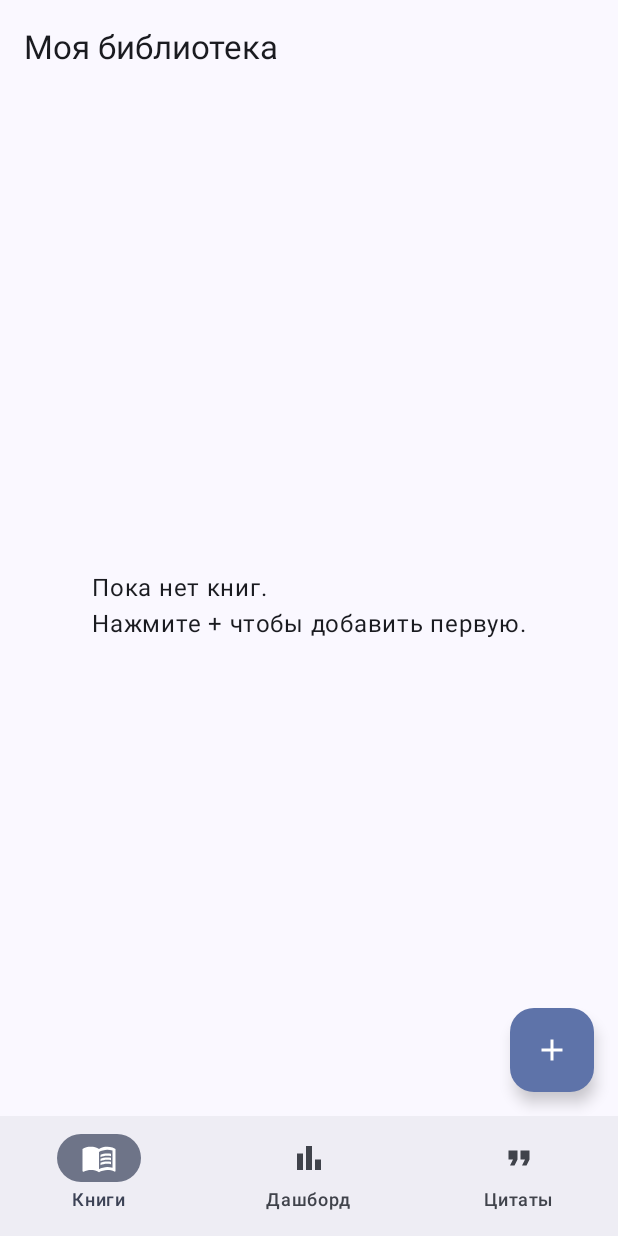
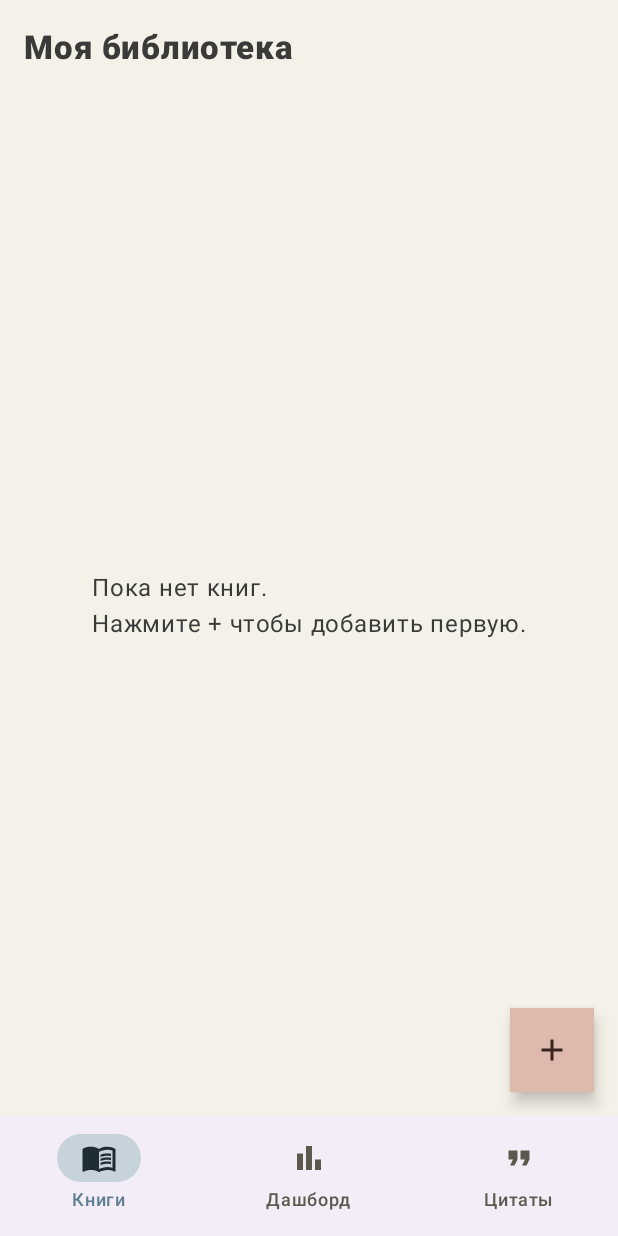
Before and after one commit to crucian1812-a11y/ar, an Android app built with Jetpack Compose: the screen it shows after launch (MainActivity), on a phone screen of 412 x 824 dp. Run offline under Robolectric (Android 15) with nearby library versions, the phone set to English and light mode, and no system bars; our stand-ins replace Room's generated code; libraries missing offline, so code that uses them is left out: com.googlecode.tesseract; pictures from the network do not load.

Commit message:
Apply calm suprematist visual style
- New earthy palette (terracotta/dusty blue/ochre/charcoal on cream) for
  light and dark schemes; disable dynamic color so it stays consistent
- Sharp, blocky corners app-wide via Shapes(0dp); square covers, chips,
  progress bars and chart columns
- Bolder, slightly tracked headline typography
- Recolor launcher icon to match

Co-Authored-By: Claude Opus 4.8 <noreply@anthropic.com>
Claude-Session: https://claude.ai/code/session_01Ybzc4D61QXnypTQH2Ro8uP

```diff
--- a/booktracker/app/src/main/java/com/example/booktracker/ui/components/Components.kt
+++ b/booktracker/app/src/main/java/com/example/booktracker/ui/components/Components.kt
@@ -72,7 +72,6 @@ fun BarChart(
                         .padding(top = 2.dp)
                         .fillMaxWidth()
                         .height((4 + 96 * fraction).dp)
-                        .clip(RoundedCornerShape(topStart = 4.dp, topEnd = 4.dp))
                         .background(if (value > 0) barColor else barColor.copy(alpha = 0.18f))
                 )
                 Spacer(Modifier.height(4.dp))
@@ -112,15 +111,13 @@ fun RatingStars(
 fun ProgressBarLine(progress: Float, modifier: Modifier = Modifier) {
     Box(
         modifier
-            .clip(RoundedCornerShape(50))
             .background(MaterialTheme.colorScheme.surfaceVariant)
-            .height(8.dp)
+            .height(10.dp)
     ) {
         Box(
             Modifier
                 .fillMaxWidth(progress.coerceIn(0f, 1f))
-                .height(8.dp)
-                .clip(RoundedCornerShape(50))
+                .height(10.dp)
                 .background(MaterialTheme.colorScheme.primary)
         )
     }
--- a/booktracker/app/src/main/java/com/example/booktracker/ui/screens/AddEditBookScreen.kt
+++ b/booktracker/app/src/main/java/com/example/booktracker/ui/screens/AddEditBookScreen.kt
@@ -42,6 +42,7 @@ import androidx.compose.runtime.setValue
 import androidx.compose.ui.Alignment
 import androidx.compose.ui.Modifier
 import androidx.compose.ui.draw.clip
+import androidx.compose.ui.graphics.RectangleShape
 import androidx.compose.ui.platform.LocalContext
 import androidx.compose.ui.text.input.KeyboardType
 import androidx.compose.ui.unit.dp
@@ -137,7 +138,7 @@ fun AddEditBookScreen(
                             AsyncImage(
                                 model = File(coverPath!!),
                                 contentDescription = "Обложка",
-                                modifier = Modifier.size(90.dp, 130.dp).clip(RoundedCornerShape(6.dp))
+                                modifier = Modifier.size(90.dp, 130.dp).clip(RectangleShape)
                             )
                         } else {
                             Column(horizontalAlignment = Alignment.CenterHorizontally) {
--- a/booktracker/app/src/main/java/com/example/booktracker/ui/screens/LibraryScreen.kt
+++ b/booktracker/app/src/main/java/com/example/booktracker/ui/screens/LibraryScreen.kt
@@ -31,6 +31,7 @@ import androidx.compose.runtime.getValue
 import androidx.compose.ui.Alignment
 import androidx.compose.ui.Modifier
 import androidx.compose.ui.draw.clip
+import androidx.compose.ui.graphics.RectangleShape
 import androidx.compose.ui.text.font.FontWeight
 import androidx.compose.ui.text.style.TextOverflow
 import androidx.compose.ui.unit.dp
@@ -136,9 +137,8 @@ fun StatusChip(book: Book) {
     val color = MaterialTheme.colorScheme.secondaryContainer
     Box(
         Modifier
-            .clip(RoundedCornerShape(50))
             .background(color)
-            .padding(horizontal = 10.dp, vertical = 3.dp)
+            .padding(horizontal = 10.dp, vertical = 4.dp)
     ) {
         Text(book.status.label, fontSize = 11.sp, color = MaterialTheme.colorScheme.onSecondaryContainer)
     }
@@ -146,7 +146,7 @@ fun StatusChip(book: Book) {
 
 @Composable
 fun BookCover(book: Book, width: Int, height: Int) {
-    val shape = RoundedCornerShape(6.dp)
+    val shape = RectangleShape
     if (book.coverPath != null) {
         AsyncImage(
             model = File(book.coverPath),
--- a/booktracker/app/src/main/java/com/example/booktracker/ui/screens/QuotesScreen.kt
+++ b/booktracker/app/src/main/java/com/example/booktracker/ui/screens/QuotesScreen.kt
@@ -29,6 +29,7 @@ import androidx.compose.runtime.getValue
 import androidx.compose.ui.Alignment
 import androidx.compose.ui.Modifier
 import androidx.compose.ui.draw.clip
+import androidx.compose.ui.graphics.RectangleShape
 import androidx.compose.ui.text.font.FontStyle
 import androidx.compose.ui.unit.dp
 import androidx.lifecycle.compose.collectAsStateWithLifecycle
@@ -84,7 +85,7 @@ fun QuoteCard(
                 AsyncImage(
                     model = File(quote.photoPath),
                     contentDescription = null,
-                    modifier = Modifier.size(56.dp).clip(RoundedCornerShape(6.dp))
+                    modifier = Modifier.size(56.dp).clip(RectangleShape)
                 )
                 Spacer(Modifier.width(12.dp))
             }
--- a/booktracker/app/src/main/java/com/example/booktracker/ui/theme/Theme.kt
+++ b/booktracker/app/src/main/java/com/example/booktracker/ui/theme/Theme.kt
@@ -1,62 +1,124 @@
 package com.example.booktracker.ui.theme
 
 import android.app.Activity
-import android.os.Build
 import androidx.compose.foundation.isSystemInDarkTheme
+import androidx.compose.foundation.shape.RoundedCornerShape
 import androidx.compose.material3.MaterialTheme
+import androidx.compose.material3.Shapes
 import androidx.compose.material3.Typography
 import androidx.compose.material3.darkColorScheme
-import androidx.compose.material3.dynamicDarkColorScheme
-import androidx.compose.material3.dynamicLightColorScheme
 import androidx.compose.material3.lightColorScheme
 import androidx.compose.runtime.Composable
 import androidx.compose.runtime.SideEffect
 import androidx.compose.ui.graphics.Color
 import androidx.compose.ui.graphics.toArgb
-import androidx.compose.ui.platform.LocalContext
 import androidx.compose.ui.platform.LocalView
+import androidx.compose.ui.text.font.FontWeight
+import androidx.compose.ui.unit.dp
+import androidx.compose.ui.unit.sp
 import androidx.core.view.WindowCompat
 
-private val Purple = Color(0xFF6750A4)
-private val PurpleLight = Color(0xFFEADDFF)
-private val Teal = Color(0xFF006A6A)
+// --- Calm Suprematist palette ---
+private val Terracotta = Color(0xFFB07566)
+private val DustyBlue = Color(0xFF5E7E92)
+private val Ochre = Color(0xFFCBA85C)
+private val Charcoal = Color(0xFF3A3A38)
+private val Cream = Color(0xFFF4F1E8)
+private val SandVariant = Color(0xFFE4DFD3)
 
 private val LightColors = lightColorScheme(
-    primary = Purple,
-    secondary = Teal,
-    primaryContainer = PurpleLight
+    primary = Terracotta,
+    onPrimary = Color(0xFFFFFFFF),
+    primaryContainer = Color(0xFFDDB9AE),
+    onPrimaryContainer = Color(0xFF3A241D),
+
+    secondary = DustyBlue,
+    onSecondary = Color(0xFFFFFFFF),
+    secondaryContainer = Color(0xFFC6D3DB),
+    onSecondaryContainer = Color(0xFF1E2C34),
+
+    tertiary = Ochre,
+    onTertiary = Charcoal,
+    tertiaryContainer = Color(0xFFE7D6AB),
+    onTertiaryContainer = Color(0xFF3A3320),
+
+    background = Cream,
+    onBackground = Charcoal,
+    surface = Cream,
+    onSurface = Charcoal,
+    surfaceVariant = SandVariant,
+    onSurfaceVariant = Color(0xFF5C584E),
+    outline = Color(0xFF8A8578),
+
+    error = Color(0xFF9C4A3C),
+    onError = Color(0xFFFFFFFF)
 )
 
 private val DarkColors = darkColorScheme(
-    primary = Color(0xFFD0BCFF),
-    secondary = Color(0xFF4DD8D8),
-    primaryContainer = Color(0xFF4F378B)
+    primary = Color(0xFFC98B7C),
+    onPrimary = Color(0xFF2A1A14),
+    primaryContainer = Color(0xFF6E4A3F),
+    onPrimaryContainer = Color(0xFFEFD7CF),
+
+    secondary = Color(0xFF8FAAB9),
+    onSecondary = Color(0xFF14242C),
+    secondaryContainer = Color(0xFF3E5563),
+    onSecondaryContainer = Color(0xFFD4E2EA),
+
+    tertiary = Color(0xFFD9BC76),
+    onTertiary = Color(0xFF2C2410),
+    tertiaryContainer = Color(0xFF5A4D2C),
+    onTertiaryContainer = Color(0xFFF0E2BC),
+
+    background = Color(0xFF26251F),
+    onBackground = Color(0xFFEDE8DC),
+    surface = Color(0xFF26251F),
+    onSurface = Color(0xFFEDE8DC),
+    surfaceVariant = Color(0xFF433F36),
+    onSurfaceVariant = Color(0xFFCBC5B6),
+    outline = Color(0xFF938D7E),
+
+    error = Color(0xFFE39286),
+    onError = Color(0xFF2A1410)
 )
 
-val AppTypography = Typography()
+// Suprematist look: sharp, blocky corners everywhere.
+private val AppShapes = Shapes(
+    extraSmall = RoundedCornerShape(0.dp),
+    small = RoundedCornerShape(0.dp),
+    medium = RoundedCornerShape(0.dp),
+    large = RoundedCornerShape(0.dp),
+    extraLarge = RoundedCornerShape(0.dp)
+)
+
+private val base = Typography()
+val AppTypography = base.copy(
+    titleLarge = base.titleLarge.copy(fontWeight = FontWeight.ExtraBold, letterSpacing = 0.5.sp),
+    titleMedium = base.titleMedium.copy(fontWeight = FontWeight.Bold),
+    labelLarge = base.labelLarge.copy(fontWeight = FontWeight.Bold, letterSpacing = 0.5.sp),
+    headlineSmall = base.headlineSmall.copy(fontWeight = FontWeight.ExtraBold)
+)
 
 @Composable
 fun BookTrackerTheme(
     darkTheme: Boolean = isSystemInDarkTheme(),
-    dynamicColor: Boolean = true,
     content: @Composable () -> Unit
 ) {
-    val context = LocalContext.current
-    val colors = when {
-        dynamicColor && Build.VERSION.SDK_INT >= Build.VERSION_CODES.S ->
-            if (darkTheme) dynamicDarkColorScheme(context) else dynamicLightColorScheme(context)
-        darkTheme -> DarkColors
-        else -> LightColors
-    }
+    val colors = if (darkTheme) DarkColors else LightColors
 
     val view = LocalView.current
     if (!view.isInEditMode) {
         SideEffect {
             val window = (view.context as Activity).window
             window.statusBarColor = colors.primary.toArgb()
-            WindowCompat.getInsetsController(window, view).isAppearanceLightStatusBars = !darkTheme
+            WindowCompat.getInsetsController(window, view).isAppearanceLightStatusBars = false
         }
     }
 
-    MaterialTheme(colorScheme = colors, typography = AppTypography, content = content)
+    MaterialTheme(
+        colorScheme = colors,
+        typography = AppTypography,
+        shapes = AppShapes,
+        content = content
+    )
 }
--- a/booktracker/app/src/main/res/drawable/ic_launcher.xml
+++ b/booktracker/app/src/main/res/drawable/ic_launcher.xml
@@ -4,15 +4,15 @@
     android:viewportWidth="108"
     android:viewportHeight="108">
     <path
-        android:fillColor="#6750A4"
+        android:fillColor="#F4F1E8"
         android:pathData="M0,0h108v108h-108z" />
     <path
-        android:fillColor="#FFFFFF"
-        android:pathData="M30,28h30c4,0 6,2 6,6v46c0,-3 -2,-5 -6,-5h-30z" />
+        android:fillColor="#B07566"
+        android:pathData="M22,24h30v60h-30z" />
     <path
-        android:fillColor="#EADDFF"
-        android:pathData="M78,28h-30c-4,0 -6,2 -6,6v46c0,-3 2,-5 6,-5h30z" />
+        android:fillColor="#5E7E92"
+        android:pathData="M54,24h32v60h-32z" />
     <path
-        android:fillColor="#6750A4"
-        android:pathData="M50,42h12v3h-12z M50,50h12v3h-12z M50,58h12v3h-12z" />
+        android:fillColor="#CBA85C"
+        android:pathData="M62,40h16v8h-16z M62,54h16v8h-16z" />
 </vector>
```
